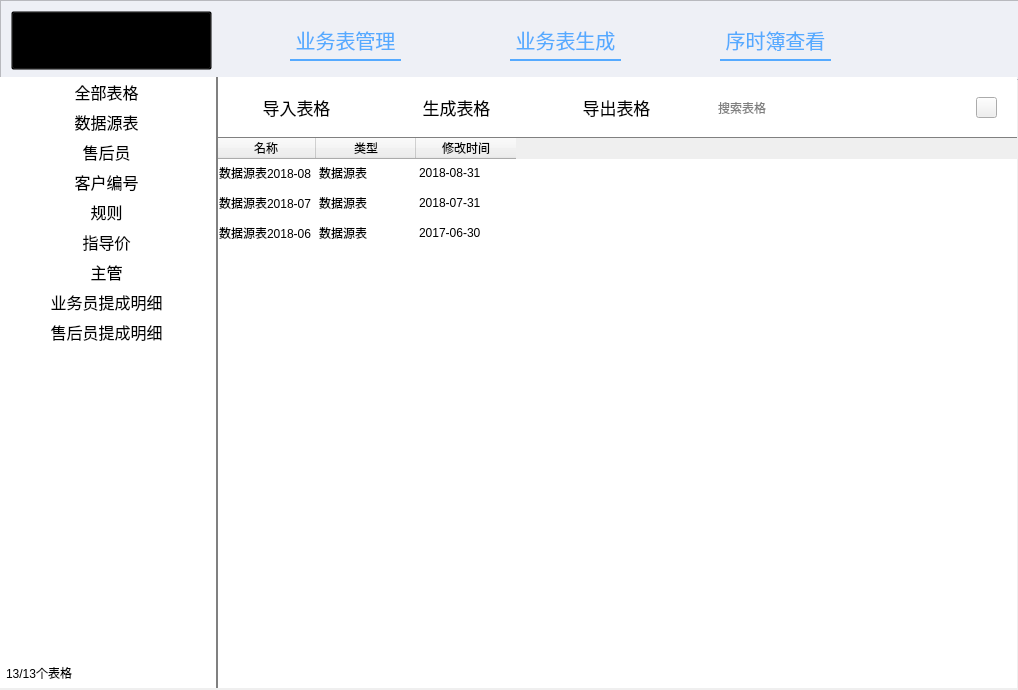
Qt form manage_widget.ui (Excel-Plugin/CommissionERP) before a commit.
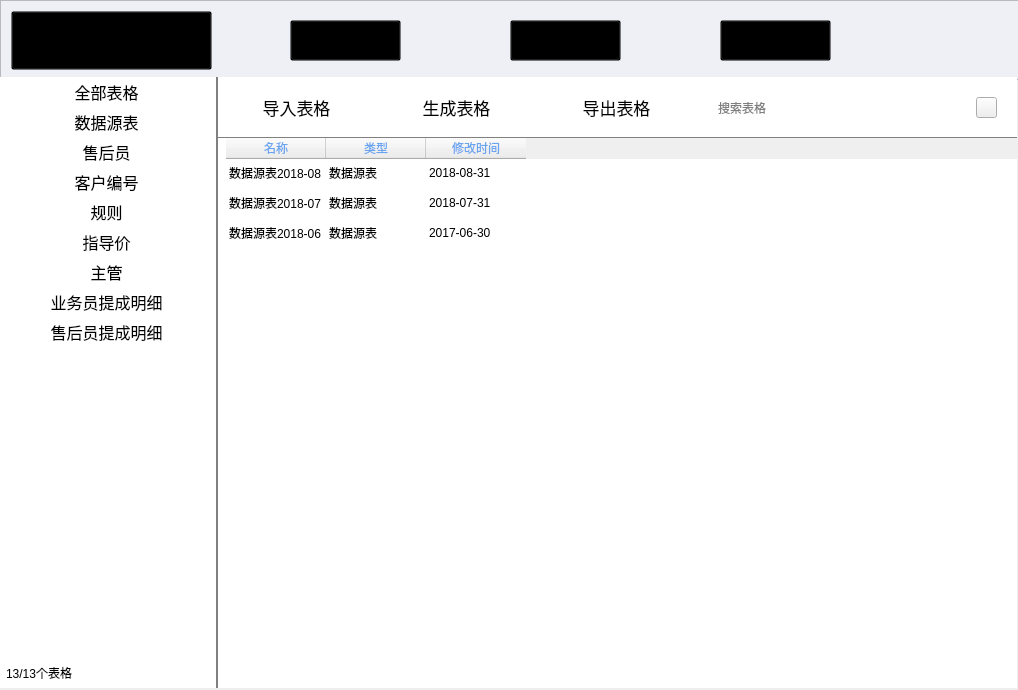
The same form after that commit. The open tabs and pages were chosen to show the change. Icons and pictures are not drawn.

Commit message: 添加了manageWidget的一些逻辑，可以正常点击了

The edit to the form file:
```diff
--- a/manage_widget.ui
+++ b/manage_widget.ui
@@ -318,15 +318,19 @@
     <widget class="QTableWidget" name="tableWidget">
      <property name="geometry">
       <rect>
-       <x>220</x>
+       <x>230</x>
        <y>60</y>
-       <width>801</width>
+       <width>791</width>
        <height>521</height>
       </rect>
      </property>
      <property name="styleSheet">
       <string notr="true">QTableWidget{
 	border: 0px;
+}
+
+QHeaderView::section::horizontal{
+	color: rgb(105, 164, 240);
 }</string>
      </property>
      <property name="gridStyle">
@@ -1067,7 +1071,7 @@
      <bool>true</bool>
     </property>
     <property name="checked">
-     <bool>true</bool>
+     <bool>false</bool>
     </property>
    </widget>
    <widget class="QPushButton" name="tableGeneratePushButton">
@@ -1103,7 +1107,7 @@
      <bool>true</bool>
     </property>
     <property name="checked">
-     <bool>true</bool>
+     <bool>false</bool>
     </property>
    </widget>
    <widget class="QPushButton" name="tableViewPushButton">
@@ -1139,7 +1143,7 @@
      <bool>true</bool>
     </property>
     <property name="checked">
-     <bool>true</bool>
+     <bool>false</bool>
     </property>
    </widget>
   </widget>
```
Left out of the diff: 8 changed lines with no effect on the pictures. The commit also changes 4 other files.
